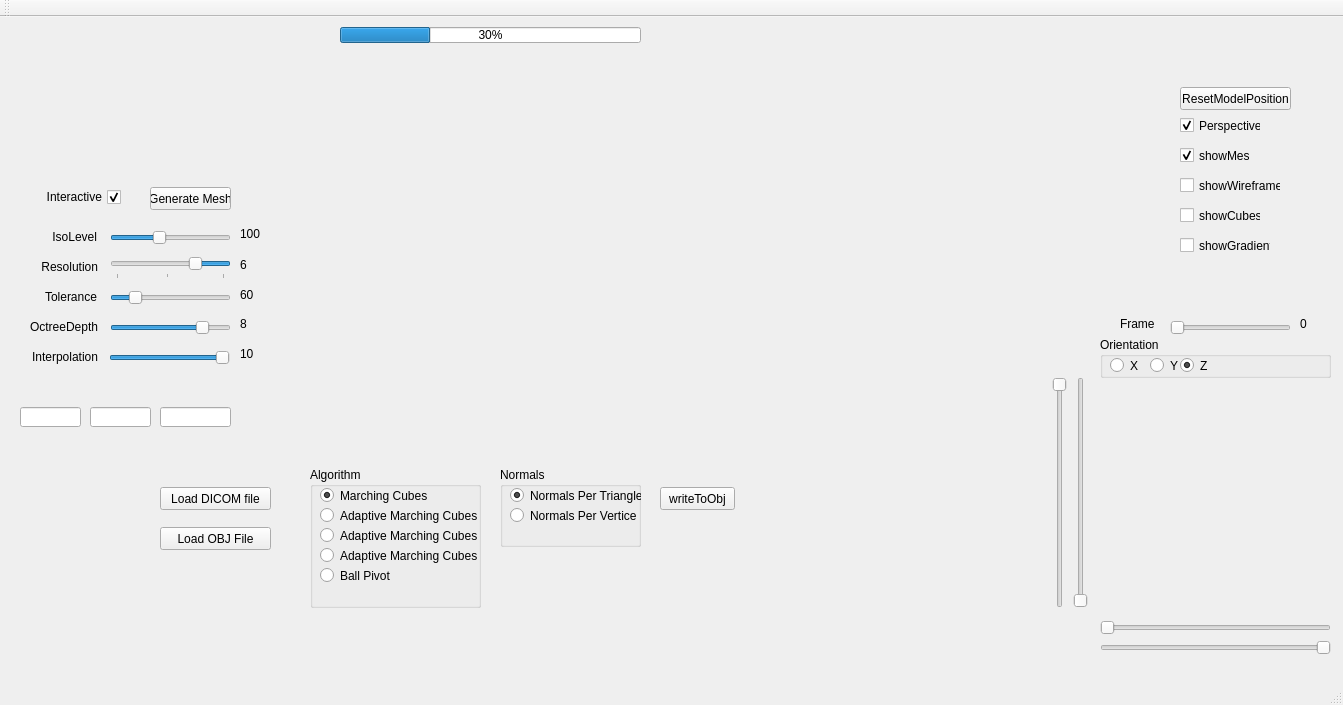
This is VolumeRenderer/volumerenderer.ui in RaduAlexandru/Volume-Renderer as Qt 5 draws it before an edit. The edited form follows.
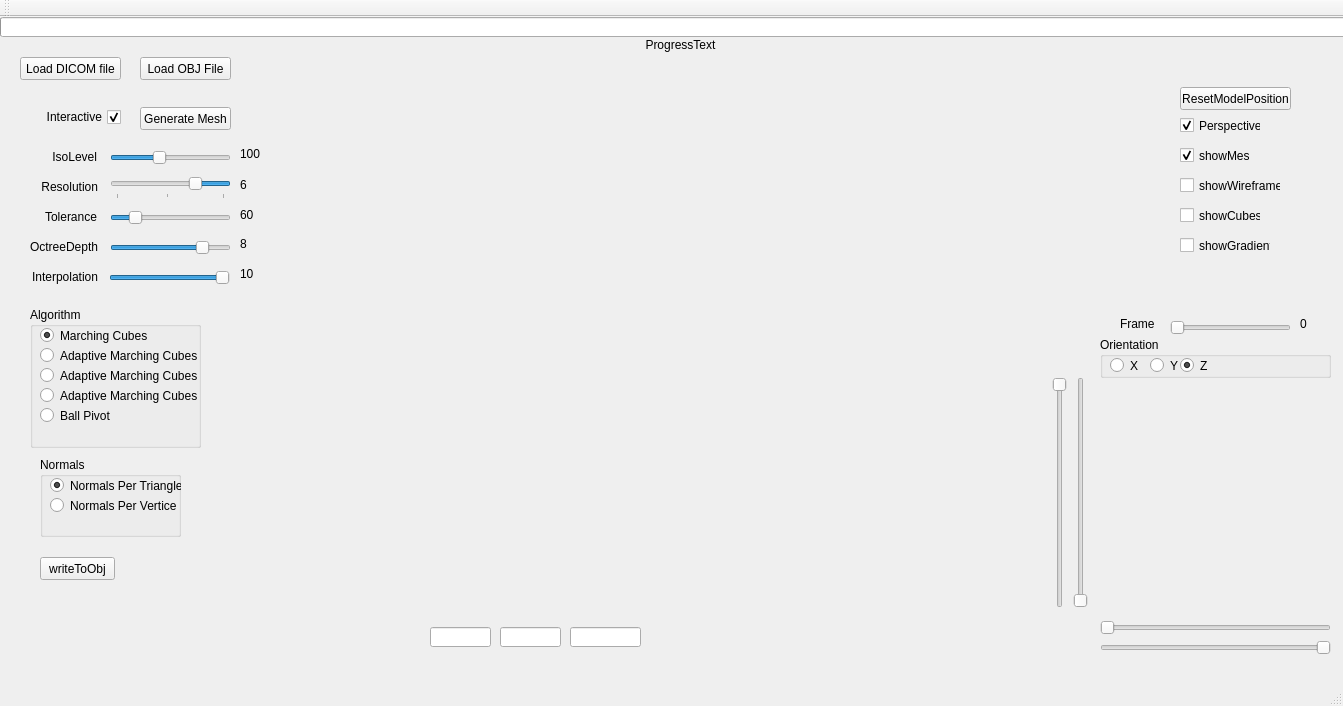
This is the edited form. Custom widgets are drawn as their Qt base class.

The edit to the form file:
```diff
--- a/VolumeRenderer/volumerenderer.ui
+++ b/VolumeRenderer/volumerenderer.ui
@@ -7,7 +7,7 @@
     <x>0</x>
     <y>0</y>
     <width>1343</width>
-    <height>705</height>
+    <height>706</height>
    </rect>
   </property>
   <property name="windowTitle">
@@ -22,8 +22,8 @@
      <rect>
       <x>0</x>
       <y>10</y>
-      <width>1361</width>
-      <height>641</height>
+      <width>1341</width>
+      <height>661</height>
      </rect>
     </property>
     <widget class="QLabel" name="numberOfTrianglesLabel">
@@ -45,19 +45,6 @@
       <set>Qt::AlignRight|Qt::AlignTrailing|Qt::AlignVCenter</set>
      </property>
     </widget>
-    <widget class="QPushButton" name="writeObjButton">
-     <property name="geometry">
-      <rect>
-       <x>660</x>
-       <y>460</y>
-       <width>75</width>
-       <height>23</height>
-      </rect>
-     </property>
-     <property name="text">
-      <string>writeToObj</string>
-     </property>
-    </widget>
    </widget>
    <widget class="QSlider" name="frameSlider">
     <property name="geometry">
@@ -111,9 +98,9 @@
    <widget class="QPushButton" name="loadDICOMFromFile">
     <property name="geometry">
      <rect>
-      <x>160</x>
-      <y>470</y>
-      <width>111</width>
+      <x>20</x>
+      <y>40</y>
+      <width>101</width>
       <height>23</height>
      </rect>
     </property>
@@ -153,8 +140,8 @@
    <widget class="QGroupBox" name="groupBox_2">
     <property name="geometry">
      <rect>
-      <x>310</x>
-      <y>450</y>
+      <x>30</x>
+      <y>290</y>
       <width>171</width>
       <height>141</height>
      </rect>
@@ -234,8 +221,8 @@
    <widget class="QGroupBox" name="groupBox_3">
     <property name="geometry">
      <rect>
-      <x>500</x>
-      <y>450</y>
+      <x>40</x>
+      <y>440</y>
       <width>141</width>
       <height>80</height>
      </rect>
@@ -289,9 +276,9 @@
    <widget class="QPushButton" name="loadObjButton">
     <property name="geometry">
      <rect>
-      <x>160</x>
-      <y>510</y>
-      <width>111</width>
+      <x>140</x>
+      <y>40</y>
+      <width>91</width>
       <height>23</height>
      </rect>
     </property>
@@ -399,21 +386,27 @@
    <widget class="QProgressBar" name="progressBar">
     <property name="geometry">
      <rect>
-      <x>340</x>
-      <y>10</y>
-      <width>301</width>
-      <height>16</height>
+      <x>0</x>
+      <y>0</y>
+      <width>1381</width>
+      <height>20</height>
      </rect>
     </property>
     <property name="value">
-     <number>30</number>
+     <number>0</number>
+    </property>
+    <property name="textVisible">
+     <bool>false</bool>
+    </property>
+    <property name="format">
+     <string>%p%</string>
     </property>
    </widget>
    <widget class="QLineEdit" name="xPosText">
     <property name="geometry">
      <rect>
-      <x>20</x>
-      <y>390</y>
+      <x>430</x>
+      <y>610</y>
       <width>61</width>
       <height>20</height>
      </rect>
@@ -422,8 +415,8 @@
    <widget class="QLineEdit" name="yPosText">
     <property name="geometry">
      <rect>
-      <x>90</x>
-      <y>390</y>
+      <x>500</x>
+      <y>610</y>
       <width>61</width>
       <height>20</height>
      </rect>
@@ -432,8 +425,8 @@
    <widget class="QLineEdit" name="zPosText">
     <property name="geometry">
      <rect>
-      <x>160</x>
-      <y>390</y>
+      <x>570</x>
+      <y>610</y>
       <width>71</width>
       <height>20</height>
      </rect>
@@ -443,7 +436,7 @@
     <property name="geometry">
      <rect>
       <x>240</x>
-      <y>240</y>
+      <y>160</y>
       <width>31</width>
       <height>16</height>
      </rect>
@@ -456,7 +449,7 @@
     <property name="geometry">
      <rect>
       <x>110</x>
-      <y>270</y>
+      <y>190</y>
       <width>121</width>
       <height>22</height>
      </rect>
@@ -475,7 +468,7 @@
     <property name="geometry">
      <rect>
       <x>7</x>
-      <y>300</y>
+      <y>220</y>
       <width>91</width>
       <height>20</height>
      </rect>
@@ -491,7 +484,7 @@
     <property name="geometry">
      <rect>
       <x>26</x>
-      <y>270</y>
+      <y>190</y>
       <width>71</width>
       <height>20</height>
      </rect>
@@ -507,7 +500,7 @@
     <property name="geometry">
      <rect>
       <x>17</x>
-      <y>240</y>
+      <y>160</y>
       <width>81</width>
       <height>20</height>
      </rect>
@@ -523,7 +516,7 @@
     <property name="geometry">
      <rect>
       <x>110</x>
-      <y>240</y>
+      <y>160</y>
       <width>121</width>
       <height>22</height>
      </rect>
@@ -554,7 +547,7 @@
     <property name="geometry">
      <rect>
       <x>110</x>
-      <y>300</y>
+      <y>220</y>
       <width>121</width>
       <height>22</height>
      </rect>
@@ -573,7 +566,7 @@
     <property name="geometry">
      <rect>
       <x>110</x>
-      <y>210</y>
+      <y>130</y>
       <width>121</width>
       <height>22</height>
      </rect>
@@ -592,7 +585,7 @@
     <property name="geometry">
      <rect>
       <x>240</x>
-      <y>210</y>
+      <y>130</y>
       <width>47</width>
       <height>13</height>
      </rect>
@@ -605,7 +598,7 @@
     <property name="geometry">
      <rect>
       <x>7</x>
-      <y>330</y>
+      <y>250</y>
       <width>91</width>
       <height>20</height>
      </rect>
@@ -621,7 +614,7 @@
     <property name="geometry">
      <rect>
       <x>30</x>
-      <y>170</y>
+      <y>90</y>
       <width>91</width>
       <height>20</height>
      </rect>
@@ -640,7 +633,7 @@
     <property name="geometry">
      <rect>
       <x>109</x>
-      <y>330</y>
+      <y>250</y>
       <width>121</width>
       <height>22</height>
      </rect>
@@ -662,7 +655,7 @@
     <property name="geometry">
      <rect>
       <x>26</x>
-      <y>210</y>
+      <y>130</y>
       <width>71</width>
       <height>20</height>
      </rect>
@@ -677,9 +670,9 @@
    <widget class="QPushButton" name="generateMeshButton">
     <property name="geometry">
      <rect>
-      <x>150</x>
-      <y>170</y>
-      <width>81</width>
+      <x>140</x>
+      <y>90</y>
+      <width>91</width>
       <height>23</height>
      </rect>
     </property>
@@ -691,7 +684,7 @@
     <property name="geometry">
      <rect>
       <x>240</x>
-      <y>270</y>
+      <y>190</y>
       <width>31</width>
       <height>16</height>
      </rect>
@@ -704,7 +697,7 @@
     <property name="geometry">
      <rect>
       <x>240</x>
-      <y>300</y>
+      <y>220</y>
       <width>47</width>
       <height>13</height>
      </rect>
@@ -717,7 +710,7 @@
     <property name="geometry">
      <rect>
       <x>240</x>
-      <y>330</y>
+      <y>250</y>
       <width>47</width>
       <height>13</height>
      </rect>
@@ -811,6 +804,35 @@
      <bool>true</bool>
     </property>
    </widget>
+   <widget class="QPushButton" name="writeObjButton">
+    <property name="geometry">
+     <rect>
+      <x>40</x>
+      <y>540</y>
+      <width>75</width>
+      <height>23</height>
+     </rect>
+    </property>
+    <property name="text">
+     <string>writeToObj</string>
+    </property>
+   </widget>
+   <widget class="QLabel" name="progressText">
+    <property name="geometry">
+     <rect>
+      <x>620</x>
+      <y>20</y>
+      <width>121</width>
+      <height>16</height>
+     </rect>
+    </property>
+    <property name="text">
+     <string>ProgressText</string>
+    </property>
+    <property name="alignment">
+     <set>Qt::AlignCenter</set>
+    </property>
+   </widget>
   </widget>
   <widget class="QMenuBar" name="menuBar">
    <property name="geometry">
```
Left out of the diff: 44 changed lines with no effect on the pictures.
